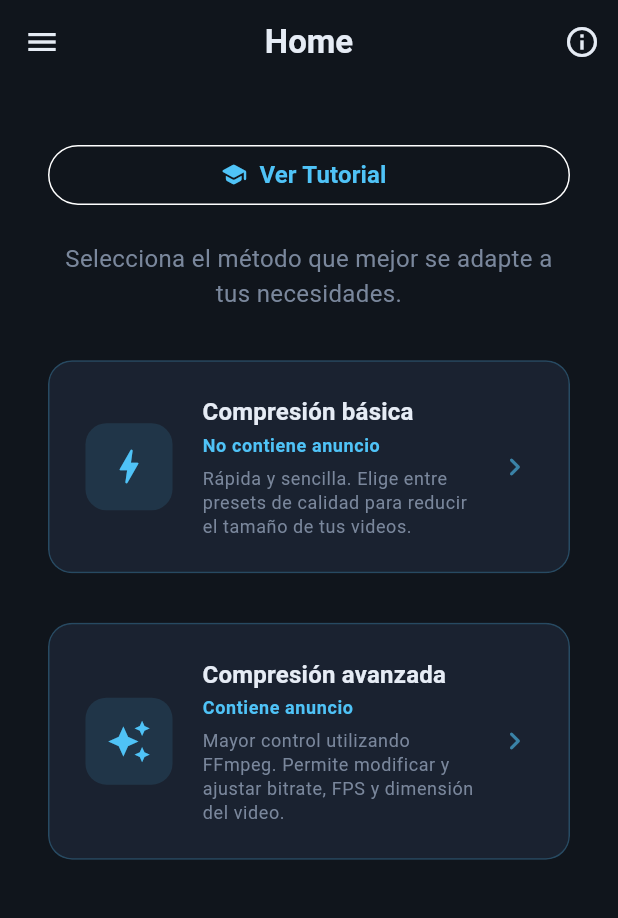
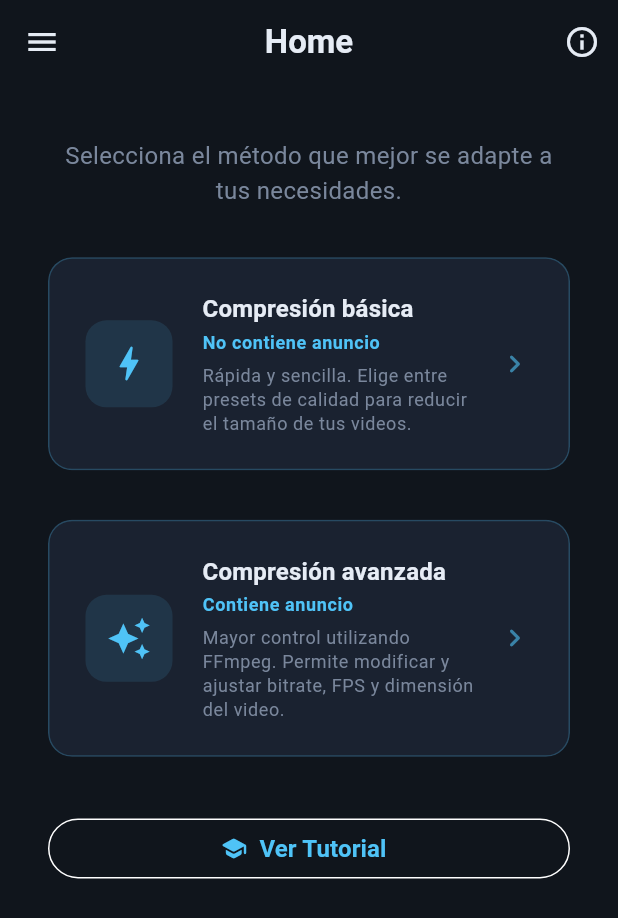
Before and after one commit to carlostic26/robot_compresor_video, a Flutter app: the HomeScreen screen opened by its route, on a phone screen of 412 x 824 dp. Shown: the top 918 px of the screen. Run offline on Flutter 3.47's test engine with Material 3 defaults, Android fonts, the light colour scheme and no system bars; our stand-ins replace equatable, file_picker, flutter_bloc, flutter_dotenv, get_it, go_router and 3 more; missing offline and left inert: ffmpeg_kit_flutter_new, gal, video_compress.

Commit message:
adjust for v8

```diff
--- a/lib/core/services/ad_service.dart
+++ b/lib/core/services/ad_service.dart
@@ -9,7 +9,7 @@ class AdService {
   AdService._();
 
   /// `true` para IDs de producción, o `false` para IDs de prueba.
-  static bool isProd = false;
+  static bool isProd = true;
 
   static bool _initialized = false;
   static bool _isShowingAppOpenAd = false;
--- a/lib/features/home/presentation/home_screen.dart
+++ b/lib/features/home/presentation/home_screen.dart
@@ -43,16 +43,6 @@ class HomeScreen extends StatelessWidget {
             crossAxisAlignment: CrossAxisAlignment.center,
             children: [
               SizedBox(height: ScreenSizeService.heightPercent(context, 2.5)),
-              SizedBox(
-                width: double.infinity,
-                child: OutlinedButton.icon(
-                  onPressed: () => context.push(AppRoutes.tutorial),
-                  icon: const Icon(Icons.school_rounded),
-                  label: const Text('Ver Tutorial'),
-                ),
-              ),
-
-              SizedBox(height: ScreenSizeService.heightPercent(context, 2.5)),
 
               Text(
                 'Selecciona el método que mejor se adapte a tus necesidades.',
@@ -96,6 +86,17 @@ class HomeScreen extends StatelessWidget {
                           },
                         );
                       },
+                    ),
+                    SizedBox(
+                      height: ScreenSizeService.heightPercent(context, 4.5),
+                    ),
+                    SizedBox(
+                      width: double.infinity,
+                      child: OutlinedButton.icon(
+                        onPressed: () => context.push(AppRoutes.tutorial),
+                        icon: const Icon(Icons.school_rounded),
+                        label: const Text('Ver Tutorial'),
+                      ),
                     ),
                   ],
                 ),
--- a/pubspec.yaml
+++ b/pubspec.yaml
@@ -2,7 +2,7 @@ name: robot_compresor_video
 description: "A new Flutter project."
 publish_to: 'none'
 
-version: 1.0.6+6
+version: 1.0.8+8
 
 environment:
   sdk: ^3.11.4
```
Also changed, not shown: 2 other files.
